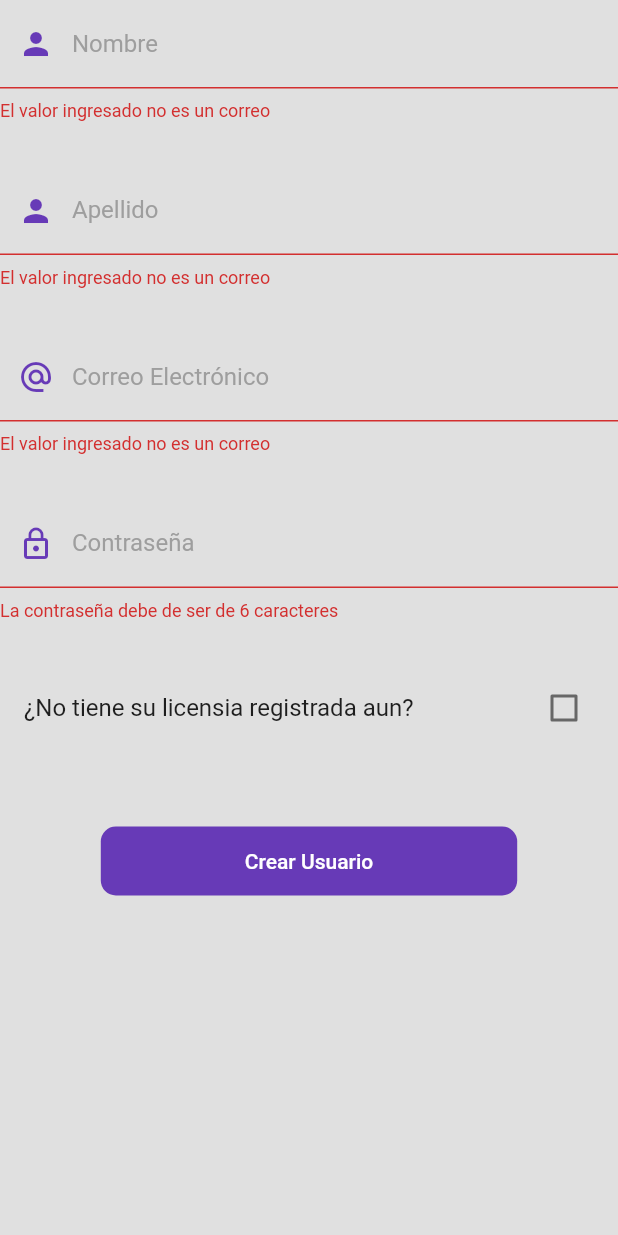
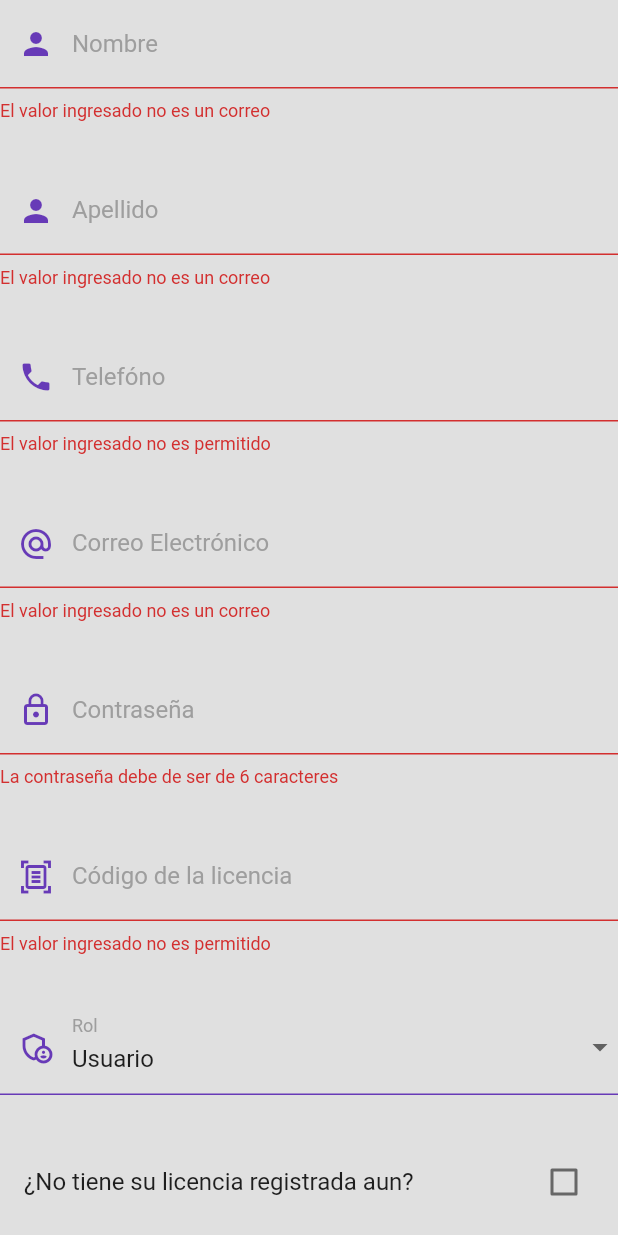
Before and after one commit to juniorotero06/datax_movil, a Flutter app: the _RegisterForm widget shown alone on an empty page, opened directly, after a tap on "Crear Usuario", on a phone screen of 412 x 824 dp. Run offline on Flutter 3.47's test engine with Material 2 defaults, Android fonts, the phone set to English and light mode, and no system bars; our stand-ins replace flutter_secure_storage, shared_preferences; accounts and stored records are empty.

Commit message:
add inputs rol and licenseid

```diff
--- a/lib/provider/license_form_provider.dart
+++ b/lib/provider/license_form_provider.dart
@@ -4,6 +4,7 @@ class LicenseFormProvider extends ChangeNotifier {
   GlobalKey<FormState> formKey = GlobalKey<FormState>();
 
   String companyName = "";
+  String licenseId = "";
   String address = "";
   String email = "";
   String phone = "";
--- a/lib/provider/register_form_provider.dart
+++ b/lib/provider/register_form_provider.dart
@@ -7,6 +7,9 @@ class RegisterFormProvider extends ChangeNotifier {
   String lastname = "";
   String email = "";
   String password = "";
+  String phone = "";
+  String? licenseId = "";
+  String rol = "Usuario";
 
   bool _isLoading = false;
   bool get isLoading => _isLoading;
--- a/lib/screens/register_screen.dart
+++ b/lib/screens/register_screen.dart
@@ -114,6 +114,19 @@ class _RegisterFormState extends State<_RegisterForm> {
               const SizedBox(height: 30),
               TextFormField(
                 autocorrect: false,
+                keyboardType: TextInputType.phone,
+                decoration: InputDecorations.authInputDecoration(
+                    hint: "", label: "Telefóno", icon: Icons.phone),
+                onChanged: (value) => registerForm.phone = value,
+                validator: (value) {
+                  return (value != null && value.length == 10)
+                      ? null
+                      : "El valor ingresado no es permitido";
+                },
+              ),
+              const SizedBox(height: 30),
+              TextFormField(
+                autocorrect: false,
                 keyboardType: TextInputType.emailAddress,
                 decoration: InputDecorations.authInputDecoration(
                     hint: "example@email.com",
@@ -145,10 +158,43 @@ class _RegisterFormState extends State<_RegisterForm> {
                         ? null
                         : "La contraseña debe de ser de 6 caracteres";
                   }),
+              if (!_isRegisterLicense) const SizedBox(height: 30),
+              if (!_isRegisterLicense)
+                TextFormField(
+                  autocorrect: false,
+                  keyboardType: TextInputType.number,
+                  decoration: InputDecorations.authInputDecoration(
+                      hint: "",
+                      label: "Código de la licencia",
+                      icon: Icons.document_scanner_outlined),
+                  onChanged: (value) => registerForm.licenseId = value,
+                  validator: (value) {
+                    return (value != null && value.length == 10)
+                        ? null
+                        : "El valor ingresado no es permitido";
+                  },
+                ),
+              const SizedBox(height: 30),
+              DropdownButtonFormField<String>(
+                value: "Usuario",
+                items: const [
+                  DropdownMenuItem(value: "Usuario", child: Text("Usuario")),
+                  DropdownMenuItem(value: "Contador", child: Text("Contador")),
+                  DropdownMenuItem(
+                      value: "Administrador", child: Text("Administrador")),
+                ],
+                onChanged: (value) {
+                  registerForm.rol = value ?? "Usuario";
+                },
+                decoration: InputDecorations.authInputDecoration(
+                    hint: "",
+                    label: "Rol",
+                    icon: Icons.admin_panel_settings_outlined),
+              ),
               const SizedBox(height: 30),
               CheckboxListTile(
                   activeColor: AppTheme.primary,
-                  title: const Text("¿No tiene su licensia registrada aun?"),
+                  title: const Text("¿No tiene su licencia registrada aun?"),
                   value: _isRegisterLicense,
                   onChanged: (value) {
                     _isRegisterLicense = value ?? true;
@@ -159,8 +205,10 @@ class _RegisterFormState extends State<_RegisterForm> {
                     child: LicenseForm(
                         registerName: registerForm.name,
                         registerLastname: registerForm.lastname,
+                        registerPhone: registerForm.phone,
                         registerEmail: registerForm.email,
-                        registerPassword: registerForm.password),
+                        registerPassword: registerForm.password,
+                        rol: registerForm.rol),
                     create: (_) => LicenseFormProvider()),
               const SizedBox(height: 50),
               if (!_isRegisterLicense)
@@ -194,8 +242,11 @@ class _RegisterFormState extends State<_RegisterForm> {
                                 await authServices.registerData(
                                     registerForm.name,
                                     registerForm.lastname,
+                                    registerForm.phone,
                                     registerForm.email,
-                                    registerForm.password);
+                                    registerForm.password,
+                                    registerForm.licenseId,
+                                    registerForm.rol);
 
                             if (resp == null) {
                               //registerForm.isLoading = false;
--- a/lib/services/auth_services.dart
+++ b/lib/services/auth_services.dart
@@ -40,13 +40,16 @@ class AuthServices extends ChangeNotifier {
     return await storage.read(key: 'auth-token') ?? "";
   }
 
-  Future<String?> registerData(
-      String name, String lastname, String email, String password) async {
+  Future<String?> registerData(String name, String lastname, String phone,
+      String email, String password, String? licenseId, String rol) async {
     final Map<String, dynamic> registerInfo = {
       "name": name,
       "lastname": lastname,
+      "phone": phone,
       "email": email,
-      "password": password
+      "password": password,
+      "licenseId": licenseId,
+      "rol": rol
     };
 
     final url = Uri.http(_baseUrl, "/api/auth/regiter_data");
@@ -63,6 +66,7 @@ class AuthServices extends ChangeNotifier {
 
   Future<String?> licenseData(
       String companyName,
+      String licenseId,
       String address,
       String email,
       String phone,
@@ -72,10 +76,13 @@ class AuthServices extends ChangeNotifier {
       String bdPass,
       String registerName,
       String registerLastname,
+      String registerPhone,
       String registerEmail,
-      String registerPassword) async {
+      String registerPassword,
+      String rol) async {
     final Map<String, dynamic> licenseInfo = {
       "companyName": companyName,
+      "licenseId": licenseId,
       "address": address,
       "email": email,
       "phone": phone,
@@ -85,8 +92,10 @@ class AuthServices extends ChangeNotifier {
       "bdPass": bdPass,
       "registerName": registerName,
       "registerLastname": registerLastname,
+      "registerPhone": registerPhone,
       "registerEmail": registerEmail,
-      "registerPassword": registerPassword
+      "registerPassword": registerPassword,
+      "rol": rol
     };
 
     final url = Uri.http(_baseUrl, "/api/auth/license_data");
--- a/lib/widgets/license_form.dart
+++ b/lib/widgets/license_form.dart
@@ -15,13 +15,17 @@ class LicenseForm extends StatelessWidget {
   final String registerLastname;
   final String registerEmail;
   final String registerPassword;
+  final String registerPhone;
+  final String rol;
 
   const LicenseForm(
       {Key? key,
       required this.registerName,
       required this.registerLastname,
       required this.registerEmail,
-      required this.registerPassword})
+      required this.registerPassword,
+      required this.registerPhone,
+      required this.rol})
       : super(key: key);
   @override
   Widget build(BuildContext context) {
@@ -44,6 +48,21 @@ class LicenseForm extends StatelessWidget {
               RegExp regExp = RegExp(pattern);
 
               return regExp.hasMatch(value ?? "")
+                  ? null
+                  : "El valor ingresado no es permitido";
+            },
+          ),
+          const SizedBox(height: 30),
+          TextFormField(
+            autocorrect: false,
+            keyboardType: TextInputType.number,
+            decoration: InputDecorations.authInputDecoration(
+                hint: "",
+                label: "Código de la licencia",
+                icon: Icons.document_scanner_outlined),
+            onChanged: (value) => licenseForm.licenseId = value,
+            validator: (value) {
+              return (value != null && value.length == 10)
                   ? null
                   : "El valor ingresado no es permitido";
             },
@@ -86,7 +105,7 @@ class LicenseForm extends StatelessWidget {
             autocorrect: false,
             keyboardType: TextInputType.phone,
             decoration: InputDecorations.authInputDecoration(
-                hint: "", label: "Telefóno", icon: Icons.phone),
+                hint: "", label: "Telefóno de la compañía", icon: Icons.phone),
             onChanged: (value) => licenseForm.phone = value,
             validator: (value) {
               return (value != null && value.length >= 3)
@@ -194,6 +213,7 @@ class LicenseForm extends StatelessWidget {
 
                       final String? resp = await authServices.licenseData(
                           licenseForm.companyName,
+                          licenseForm.licenseId,
                           licenseForm.address,
                           licenseForm.email,
                           licenseForm.phone,
@@ -203,8 +223,10 @@ class LicenseForm extends StatelessWidget {
                           licenseForm.bdPass,
                           registerName,
                           registerLastname,
+                          registerPhone,
                           registerEmail,
-                          registerPassword);
+                          registerPassword,
+                          rol);
 
                       if (resp == null) {
                         licenseForm.isLoading = false;
```
